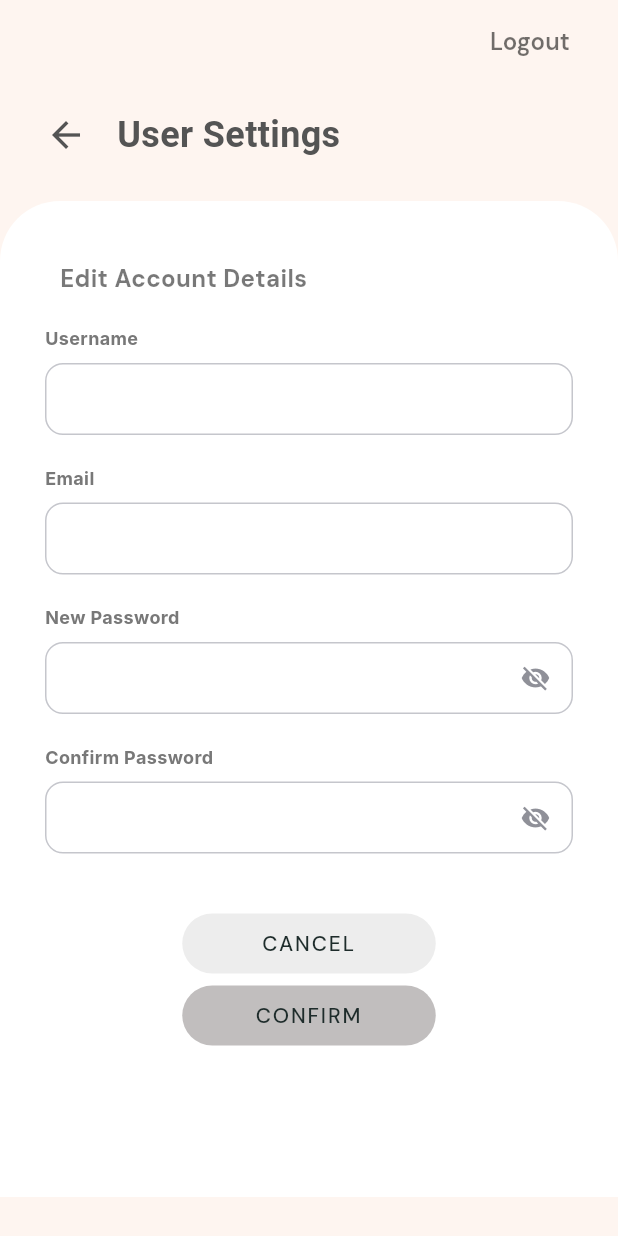
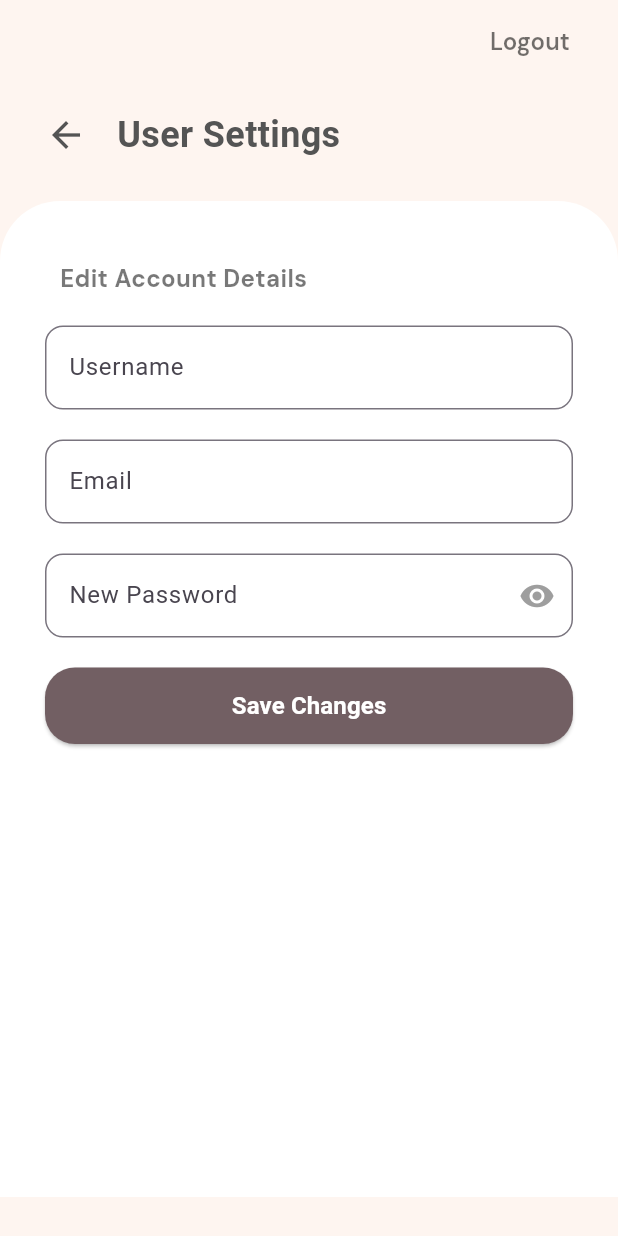
Before and after one commit to repromantics01/ishira-dev, a Flutter app: the EditAccount screen opened directly with empty values, on a phone screen of 412 x 824 dp. Run offline on Flutter 3.47's test engine with Material 3 defaults, Android fonts, the phone set to English and light mode, and no system bars; our stand-ins replace cloud_firestore, file_picker, firebase_auth, firebase_core, flutter_dotenv, google_fonts and 2 more; missing offline and left inert: dart:html, dart:js, universal_html; accounts and stored records are empty; Roboto replaces fonts that are missing (Arial, Inter); project files that could hold a hidden picture were left out.

Commit message:
enhance account management; add current password modal for email and password updates, improve error handling for Firebase operations

```diff
--- a/lib/pages/mobile/shared/edit_account.dart
+++ b/lib/pages/mobile/shared/edit_account.dart
@@ -2,6 +2,7 @@ import 'package:flutter/material.dart';
 import 'package:firebase_auth/firebase_auth.dart';
 import 'package:pawsmatch/services/firebase_account_service.dart';
 import 'package:pawsmatch/widgets/logout_button.dart';
+import 'package:flutter/services.dart';
 
 class EditAccount extends StatefulWidget {
   final Map<String, dynamic> userData;
@@ -19,12 +20,11 @@ class _EditAccountState extends State<EditAccount> {
   late final TextEditingController _usernameController;
   late final TextEditingController _emailController;
   late final TextEditingController _passwordController;
-  late final TextEditingController _confirmPasswordController;
+  String? _currentPassword; // Store the current password entered via modal
 
   bool _isLoading = false;
   String? _errorMessage;
   bool _obscurePassword = true;
-  bool _obscureConfirmPassword = true;
 
   @override
   void initState() {
@@ -32,7 +32,6 @@ class _EditAccountState extends State<EditAccount> {
     _usernameController = TextEditingController(text: widget.userData['username']);
     _emailController = TextEditingController(text: widget.userData['email']);
     _passwordController = TextEditingController();
-    _confirmPasswordController = TextEditingController();
   }
 
   @override
@@ -40,8 +39,61 @@ class _EditAccountState extends State<EditAccount> {
     _usernameController.dispose();
     _emailController.dispose();
     _passwordController.dispose();
-    _confirmPasswordController.dispose();
     super.dispose();
+  }
+
+  // Show modal to enter current password
+  Future<void> _showCurrentPasswordModal() async {
+    final TextEditingController _currentPasswordController = TextEditingController();
+    String? error;
+    final result = await showDialog<String>(
+      context: context,
+      barrierDismissible: false,
+      builder: (context) {
+        return AlertDialog(
+          title: Text('Enter Current Password'),
+          content: Column(
+            mainAxisSize: MainAxisSize.min,
+            children: [
+              Text('For security, please enter your current password.'),
+              TextField(
+                controller: _currentPasswordController,
+                obscureText: true,
+                decoration: InputDecoration(
+                  labelText: 'Current Password',
+                  errorText: error,
+                ),
+                autofocus: true,
+                onSubmitted: (_) => Navigator.of(context).pop(_currentPasswordController.text),
+              ),
+            ],
+          ),
+          actions: [
+            TextButton(
+              onPressed: () => Navigator.of(context).pop(null),
+              child: Text('Cancel'),
+            ),
+            TextButton(
+              onPressed: () {
+                if (_currentPasswordController.text.isEmpty) {
+                  setState(() {
+                    error = 'Password required';
+                  });
+                } else {
+                  Navigator.of(context).pop(_currentPasswordController.text);
+                }
+              },
+              child: Text('Submit'),
+            ),
+          ],
+        );
+      },
+    );
+    if (result != null && result.isNotEmpty) {
+      setState(() {
+        _currentPassword = result;
+      });
+    }
   }
 
   Future<void> _saveChanges() async {
@@ -60,39 +112,46 @@ class _EditAccountState extends State<EditAccount> {
         throw Exception('User not authenticated');
       }
 
-      bool updated = false;
-
       // Update username if changed
       if (_usernameController.text != widget.userData['username']) {
         await _accountService.updateUsername(_usernameController.text);
-        // Optionally update Firebase Auth displayName
-        await user.updateDisplayName(_usernameController.text);
-        updated = true;
       }
 
       // Update email if changed
       if (_emailController.text != widget.userData['email']) {
-        await _accountService.updateEmail(_emailController.text, _passwordController.text);
-        updated = true;
+        if (_currentPassword == null) {
+          await _showCurrentPasswordModal();
+        }
+        if (_currentPassword == null || _currentPassword!.isEmpty) {
+          throw Exception('Current password required for email update');
+        }
+        try {
+          await _accountService.updateEmail(_emailController.text, _currentPassword!);
+        } on Exception catch (e) {
+          // Show a more user-friendly error if operation-not-allowed
+          final msg = e.toString().toLowerCase();
+          if (msg.contains('operation-not-allowed')) {
+            throw Exception('Email update is currently disabled. Please contact support.');
+          }
+          rethrow;
+        }
       }
 
       // Update password if provided
       if (_passwordController.text.isNotEmpty) {
-        if (_passwordController.text != _confirmPasswordController.text) {
-          setState(() {
-            _errorMessage = 'Passwords do not match';
-            _isLoading = false;
-          });
-          return;
+        if (_currentPassword == null) {
+          await _showCurrentPasswordModal();
         }
-        await _accountService.updatePassword(_passwordController.text, _confirmPasswordController.text);
-        updated = true;
+        if (_currentPassword == null || _currentPassword!.isEmpty) {
+          throw Exception('Current password required for password update');
+        }
+        await _accountService.updatePassword(_currentPassword!, _passwordController.text);
       }
 
       ScaffoldMessenger.of(context).showSnackBar(
         const SnackBar(content: Text('Account details updated successfully')),
       );
-      Navigator.pop(context, updated); // Return true if any update was made
+      Navigator.pop(context, true); // Return true to indicate successful update
     } catch (e) {
       setState(() {
         _errorMessage = 'Error updating account: ${e.toString()}';
@@ -203,7 +262,7 @@ class _EditAccountState extends State<EditAccount> {
                         controller: _usernameController,
                         validator: (value) {
                           if (value == null || value.isEmpty) {
-                            return 'Username cannot be empty';
+                            return 'Username is required';
                           }
                           return null;
                         },
@@ -216,10 +275,7 @@ class _EditAccountState extends State<EditAccount> {
                         controller: _emailController,
                         validator: (value) {
                           if (value == null || value.isEmpty) {
-                            return 'Email cannot be empty';
-                          }
-                          if (!value.contains('@') || !value.contains('.')) {
-                            return 'Please enter a valid email';
+                            return 'Email is required';
                           }
                           return null;
                         },
@@ -230,12 +286,21 @@ class _EditAccountState extends State<EditAccount> {
                       _buildFormField(
                         label: 'New Password',
                         controller: _passwordController,
-                        isPassword: true,
                         obscureText: _obscurePassword,
-                        toggleObscure: () {
+                        suffixIcon: IconButton(
+                          icon: Icon(
+                            _obscurePassword ? Icons.visibility : Icons.visibility_off,
+                            color: Colors.grey,
+                          ),
+                          onPressed: () {
                             setState(() {
                               _obscurePassword = !_obscurePassword;
                             });
+                          },
+                        ),
+                        onTap: () async {
+                          // Show modal for current password when focusing on new password
+                          await _showCurrentPasswordModal();
                         },
                         validator: (value) {
                           if (value != null && value.isNotEmpty && value.length < 6) {
@@ -246,119 +311,39 @@ class _EditAccountState extends State<EditAccount> {
                       ),
                       const SizedBox(height: 20),
 
-                      // Confirm Password field
-                      _buildFormField(
-                        label: 'Confirm Password',
-                        controller: _confirmPasswordController,
-                        isPassword: true,
-                        obscureText: _obscureConfirmPassword,
-                        toggleObscure: () {
-                          setState(() {
-                            _obscureConfirmPassword = !_obscureConfirmPassword;
-                          });
-                        },
-                        validator: (value) {
-                          if (_passwordController.text.isNotEmpty &&
-                              value != _passwordController.text) {
-                            return 'Passwords do not match';
-                          }
-                          return null;
-                        },
-                      ),
-
-                      if (_errorMessage != null)
-                        Padding(
-                          padding: const EdgeInsets.symmetric(vertical: 10),
-                          child: Text(
-                            _errorMessage!,
-                            style: const TextStyle(
-                              color: Colors.red,
-                              fontSize: 14,
+                      // Save button
+                      SizedBox(
+                        width: double.infinity,
+                        child: ElevatedButton(
+                          onPressed: _isLoading ? null : _saveChanges,
+                          style: ElevatedButton.styleFrom(
+                            backgroundColor: const Color(0xFF725F63),
+                            padding: const EdgeInsets.symmetric(vertical: 14),
+                            shape: RoundedRectangleBorder(
+                              borderRadius: BorderRadius.circular(20),
                             ),
                           ),
-                        ),
-
-                      // Buttons
-                      const SizedBox(height: 40),
-                      Center(
-                        child: Column(
-                          children: [
-                            // Cancel button
-                            GestureDetector(
-                              onTap: () {
-                                Navigator.pop(context);
-                              },
-                              child: Container(
-                                width: 169,
-                                height: 40,
-                                padding: const EdgeInsets.symmetric(horizontal: 16, vertical: 12),
-                                decoration: ShapeDecoration(
-                                  color: const Color(0xFFEDEDED),
-                                  shape: RoundedRectangleBorder(
-                                    borderRadius: BorderRadius.circular(250),
-                                  ),
-                                ),
-                                child: const Center(
-                                  child: Text(
-                                    'CANCEL',
-                                    textAlign: TextAlign.center,
+                          child: _isLoading
+                              ? CircularProgressIndicator(
+                                  valueColor: AlwaysStoppedAnimation<Color>(Colors.white),
+                                )
+                              : const Text(
+                                  'Save Changes',
                                   style: TextStyle(
-                                      color: Color(0xFF1E2C2B),
-                                      fontSize: 14,
-                                      fontFamily: 'DM Sans',
-                                      fontWeight: FontWeight.w500,
-                                      height: 1.14,
-                                      letterSpacing: 1.25,
+                                    color: Colors.white,
+                                    fontWeight: FontWeight.bold,
+                                    fontSize: 16,
                                   ),
                                 ),
                         ),
                       ),
-                            ),
-                            const SizedBox(height: 8),
-
-                            // Confirm button
-                            GestureDetector(
-                              onTap: _isLoading ? null : _saveChanges,
-                              child: Container(
-                                width: 169,
-                                height: 40,
-                                padding: const EdgeInsets.symmetric(horizontal: 16, vertical: 12),
-                                decoration: ShapeDecoration(
-                                  color: _isLoading
-                                      ? const Color(0xFFD9D9D9)
-                                      : const Color(0xFFC1BEBE),
-                                  shape: RoundedRectangleBorder(
-                                    borderRadius: BorderRadius.circular(250),
-                                  ),
-                                ),
-                                child: Center(
-                                  child: _isLoading
-                                      ? const SizedBox(
-                                          width: 20,
-                                          height: 20,
-                                          child: CircularProgressIndicator(
-                                            strokeWidth: 2,
-                                            color: Color(0xFF1E2C2B),
-                                          ),
-                                        )
-                                      : const Text(
-                                          'CONFIRM',
-                                          textAlign: TextAlign.center,
-                                          style: TextStyle(
-                                            color: Color(0xFF1E2C2B),
-                                            fontSize: 14,
-                                            fontFamily: 'DM Sans',
-                                            fontWeight: FontWeight.w500,
-                                            height: 1.14,
-                                            letterSpacing: 1.25,
-                                          ),
-                                        ),
-                                ),
-                              ),
+                      if (_errorMessage != null) ...[
+                        SizedBox(height: 16),
+                        Text(
+                          _errorMessage!,
+                          style: TextStyle(color: Colors.red),
                         ),
                       ],
-                        ),
-                      ),
                     ],
                   ),
                 ),
@@ -370,66 +355,27 @@ class _EditAccountState extends State<EditAccount> {
     );
   }
 
+  // Helper for building form fields
   Widget _buildFormField({
     required String label,
     required TextEditingController controller,
-    required String? Function(String?)? validator,
-    bool isPassword = false,
     bool obscureText = false,
-    VoidCallback? toggleObscure,
+    Widget? suffixIcon,
+    String? Function(String?)? validator,
+    VoidCallback? onTap,
   }) {
-    return Column(
-      crossAxisAlignment: CrossAxisAlignment.start,
-      children: [
-        Text(
-          label,
-          style: const TextStyle(
-            color: Color(0xFF787878),
-            fontSize: 12,
-            fontFamily: 'Inter',
-            fontWeight: FontWeight.w700,
-          ),
-        ),
-        const SizedBox(height: 8),
-        Container(
-          height: 48,
-          decoration: ShapeDecoration(
-            shape: RoundedRectangleBorder(
-              side: const BorderSide(
-                width: 1,
-                color: Color(0xFFC5C6CC),
-              ),
+    return TextFormField(
+      controller: controller,
+      obscureText: obscureText,
+      decoration: InputDecoration(
+        labelText: label,
+        suffixIcon: suffixIcon,
+        border: OutlineInputBorder(
           borderRadius: BorderRadius.circular(12),
         ),
       ),
-          child: TextFormField(
-            controller: controller,
-            obscureText: isPassword && obscureText,
       validator: validator,
-            style: const TextStyle(
-              color: Color(0xFF8F9098),
-              fontSize: 14,
-              fontFamily: 'Inter',
-              fontWeight: FontWeight.w400,
-              height: 1.43,
-            ),
-            decoration: InputDecoration(
-              contentPadding: const EdgeInsets.symmetric(horizontal: 16, vertical: 12),
-              border: InputBorder.none,
-              suffixIcon: isPassword
-                  ? IconButton(
-                      icon: Icon(
-                        obscureText ? Icons.visibility_off : Icons.visibility,
-                        color: const Color(0xFF8F9098),
-                        size: 20,
-                      ),
-                      onPressed: toggleObscure,
-                    )
-                  : null,
-            ),
-          ),
-        ),
-      ],
+      onTap: onTap,
     );
   }
 }
--- a/lib/pages/web/organization/manage_pets_page.dart
+++ b/lib/pages/web/organization/manage_pets_page.dart
@@ -835,6 +835,7 @@ class _ManagePetsPageState extends State<ManagePetsPage> {
               ),
             );
           },
+          organizationId: _organizationId, // Pass org ID for edit as well
         );
       },
     );
@@ -872,6 +873,7 @@ class _ManagePetsPageState extends State<ManagePetsPage> {
       is_neutered_or_spayed: false,
       acquisition_type: AcquisitionType.Rescued,
       photo_id: [],
+      org_id: _organizationId, // Set org_id for new pet
     );
 
     showDialog(
@@ -892,6 +894,7 @@ class _ManagePetsPageState extends State<ManagePetsPage> {
               ),
             );
           },
+          organizationId: _organizationId, // Pass org ID for add
         );
       },
     );
```
Also changed, not shown: lib/pages/mobile/shared/inbox.dart (+10 -3 lines), lib/pages/web/organization/messages_page.dart (+31 -19 lines), lib/services/firebase_account_service.dart (+12 -0 lines), lib/services/firebase_messaging_service.dart (+11 -11 lines). Lines whose indentation alone changed are shown as unchanged.
